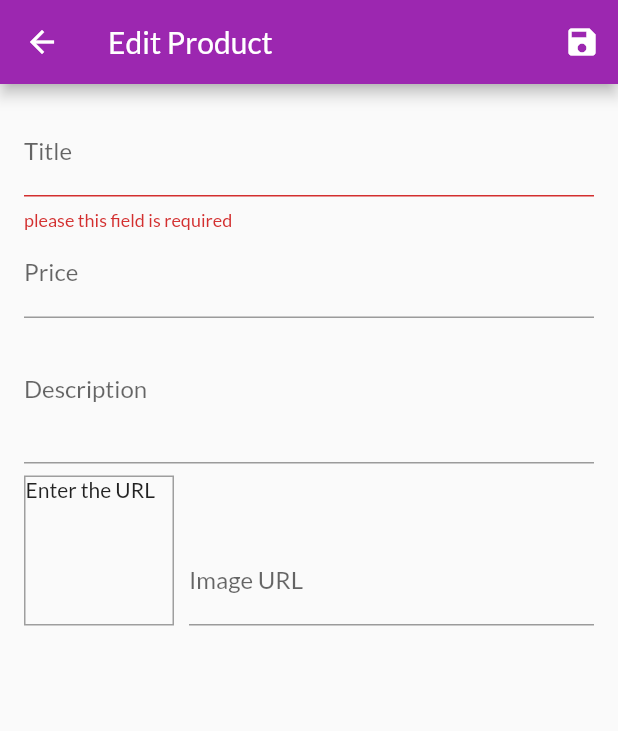
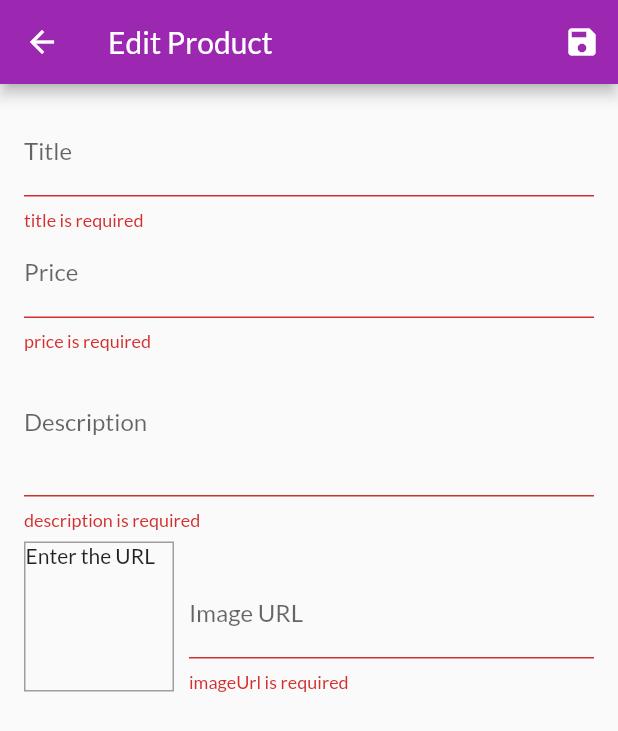
Before and after one commit to domel06/flutter_myshop-tutapp, a Flutter app: the EditProductScreen screen opened by its route, after a tap on the "save" icon, on a phone screen of 412 x 824 dp. Shown: the top 731 px of the screen. Run offline on Flutter 3.47's test engine with Material 2 defaults, Android fonts, the phone set to English and light mode, and no system bars; network calls fail.

Commit message:
update and delete product

```diff
--- a/lib/screens/editProductScreen.dart
+++ b/lib/screens/editProductScreen.dart
@@ -1,5 +1,8 @@
 import 'package:flutter/material.dart';
+import 'package:myshop/providers/products.dart';
 import '../providers/product.dart';
+import 'package:provider/provider.dart';
+import 'package:flutter/material.dart';
 
 class EditProductScreen extends StatefulWidget {
   static const namedRoute = '/editProduct';
@@ -11,18 +14,48 @@ class EditProductScreen extends StatefulWidget {
 class _EditProductScreenState extends State<EditProductScreen> {
   final _imageUrlController = TextEditingController();
   final _form = GlobalKey<FormState>();
+
+  var _isInit = true;
+  var _initValues = {
+    'title': '',
+    'description': '',
+    'price': '',
+    'imageUrl': ''
+  };
   var _editedProduct =
       Product(title: '', id: null, price: 0, description: '', imageUrl: '');
+  @override
+  void didChangeDependencies() {
+    if (_isInit) {
+      final productId = ModalRoute.of(context).settings.arguments as String;
+      if (productId != null) {
+        _editedProduct = Provider.of<Products>(context).findById(productId);
+        _initValues = {
+          'title': _editedProduct.title,
+          'description': _editedProduct.description,
+          'price': _editedProduct.price.toString(),
+          'imageUrl': '',
+        };
+        _imageUrlController.text = _editedProduct.imageUrl;
+      }
+    }
+    _isInit = false;
+    super.didChangeDependencies();
+  }
+
   void _saveForm() {
     final isValid = _form.currentState.validate();
     if (!isValid) {
       return;
     }
     _form.currentState.save();
-    print(_editedProduct.title);
-    print(_editedProduct.description);
-    print(_editedProduct.price);
-    print(_editedProduct.imageUrl);
+    if(_editedProduct.id != null){
+    Provider.of<Products>(context, listen: false).updateProduct(_editedProduct.id, _editedProduct);
+    }else{
+    Provider.of<Products>(context, listen: false).addProduct(_editedProduct);
+    }
+
+    Navigator.of(context).pop();
   }
 
   @override
@@ -42,46 +75,72 @@ class _EditProductScreenState extends State<EditProductScreen> {
             children: <Widget>[
               TextFormField(
                 decoration: InputDecoration(labelText: 'Title'),
+                initialValue: _initValues['title'],
                 textInputAction: TextInputAction.next,
                 onSaved: (value) {
                   _editedProduct = Product(
                       title: value,
-                      id: null,
+                      id: _editedProduct.id,
                       price: _editedProduct.price,
                       description: _editedProduct.description,
-                      imageUrl: _editedProduct.imageUrl);
+                      imageUrl: _editedProduct.imageUrl,
+                      isFavourite: _editedProduct.isFavourite);
                 },
                 validator: (value) {
                   if (value.isEmpty) {
-                    return 'please this field is required';
+                    return 'title is required';
                   }
                   return null;
                 },
               ),
               TextFormField(
+                initialValue: _initValues['price'],
                 decoration: InputDecoration(labelText: 'Price'),
                 textInputAction: TextInputAction.next,
                 keyboardType: TextInputType.number,
                 onSaved: (value) {
                   _editedProduct = Product(
                       title: _editedProduct.title,
-                      id: null,
+                      id: _editedProduct.id,
                       price: double.parse(value),
                       description: _editedProduct.description,
-                      imageUrl: _editedProduct.imageUrl);
+                      imageUrl: _editedProduct.imageUrl,
+                      isFavourite: _editedProduct.isFavourite);
+                },
+                validator: (value) {
+                  if (value.isEmpty) {
+                    return 'price is required';
+                  }
+                  if (double.tryParse(value) == null) {
+                    return 'enter the valid price';
+                  }
+                  if (double.parse(value) <= 0) {
+                    return 'the price must  be  greater than  0';
+                  }
+                  return null;
                 },
               ),
               TextFormField(
+                initialValue: _initValues['description'],
                 decoration: InputDecoration(labelText: 'Description'),
                 maxLines: 3,
                 keyboardType: TextInputType.multiline,
+                validator: (value) {
+                  if (value.isEmpty) {
+                    return 'description is required';
+                  }
+                  if (value.length < 10) {
+                    return 'should bea at least 10 characters';
+                  }
+                },
                 onSaved: (value) {
                   _editedProduct = Product(
                       title: _editedProduct.title,
-                      id: null,
+                      id: _editedProduct.id,
                       price: _editedProduct.price,
                       description: value,
-                      imageUrl: _editedProduct.imageUrl);
+                      imageUrl: _editedProduct.imageUrl,
+                      isFavourite: _editedProduct.isFavourite);
                 },
               ),
               Row(
@@ -109,13 +168,24 @@ class _EditProductScreenState extends State<EditProductScreen> {
                       onFieldSubmitted: (_) {
                         _saveForm();
                       },
+                      validator: (Value) {
+                        if (Value.isEmpty) {
+                          return 'imageUrl is required';
+                        }
+                        if (!Value.startsWith('http') &&
+                            !Value.startsWith('https')) {
+                          return 'enter the valid url.';
+                        }
+                        return null;
+                      },
                       onSaved: (value) {
                         _editedProduct = Product(
                             title: _editedProduct.title,
-                            id: null,
+                            id: _editedProduct.id,
                             price: _editedProduct.price,
                             description: _editedProduct.description,
-                            imageUrl: value);
+                            imageUrl: value,
+                            isFavourite: _editedProduct.isFavourite);
                       },
                     ),
                   )
--- a/lib/screens/user_productScreen.dart
+++ b/lib/screens/user_productScreen.dart
@@ -28,6 +28,7 @@ class UserProductScreen extends StatelessWidget {
         child: ListView.builder(
           itemBuilder: (ctx, i) => Column(children: [
             UserProductList(
+                id: products.items[i].id,
                 title: products.items[i].title,
                 imageUrl: products.items[i].imageUrl),
             Divider()
```
Also changed, not shown: lib/providers/products.dart (+20 -1 lines), lib/widget/user-product_list.dart (+20 -3 lines).
